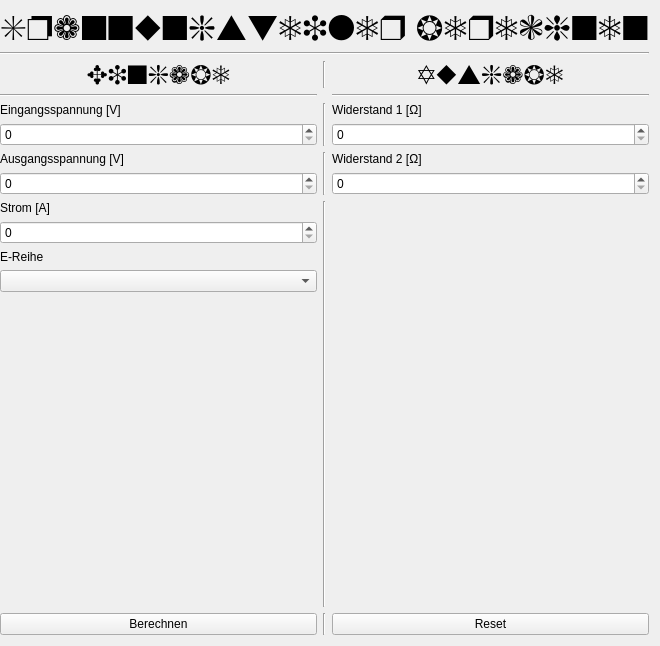
Old version of the form Spannungsteiler/spannungsteilerwidget.ui in the repository samy4sam/Spannungsteiler.
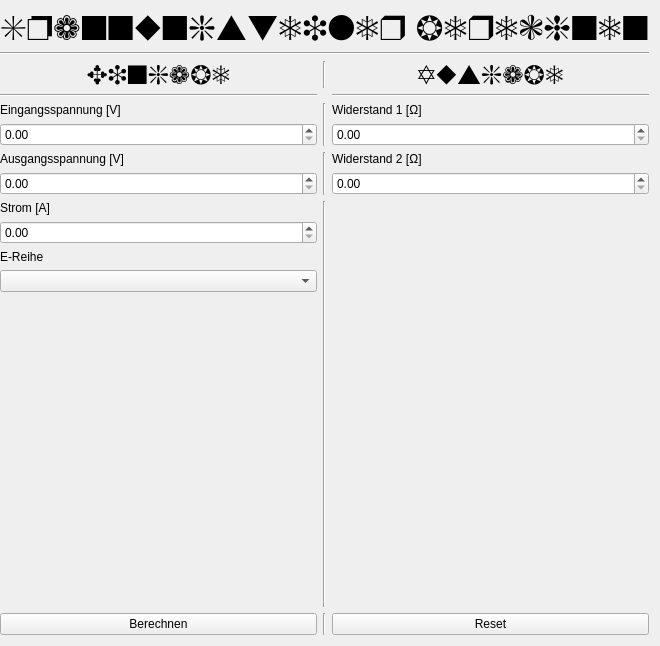
New version of the form. Icons and pictures are not drawn.

Commit message: changed SpinBox to DoubleSpinBox & edited connenct functions

Patch:
```diff
--- a/Spannungsteiler/spannungsteilerwidget.ui
+++ b/Spannungsteiler/spannungsteilerwidget.ui
@@ -63,7 +63,7 @@
           </widget>
          </item>
          <item>
-          <widget class="QSpinBox" name="StromBox"/>
+          <widget class="QDoubleSpinBox" name="StromBox"/>
          </item>
          <item>
           <widget class="QLabel" name="EReihe">
@@ -122,7 +122,7 @@
           </widget>
          </item>
          <item>
-          <widget class="QSpinBox" name="U2Box"/>
+          <widget class="QDoubleSpinBox" name="U2Box"/>
          </item>
         </layout>
        </item>
@@ -136,7 +136,7 @@
           </widget>
          </item>
          <item>
-          <widget class="QSpinBox" name="Widerstand1Box"/>
+          <widget class="QDoubleSpinBox" name="Widerstand1Box"/>
          </item>
         </layout>
        </item>
@@ -189,7 +189,7 @@
           </widget>
          </item>
          <item>
-          <widget class="QSpinBox" name="U1Box"/>
+          <widget class="QDoubleSpinBox" name="U1Box"/>
          </item>
         </layout>
        </item>
@@ -227,7 +227,7 @@
           </widget>
          </item>
          <item>
-          <widget class="QSpinBox" name="Widerstand2Box"/>
+          <widget class="QDoubleSpinBox" name="Widerstand2Box"/>
          </item>
         </layout>
        </item>
```
The commit also changes 2 other files.
